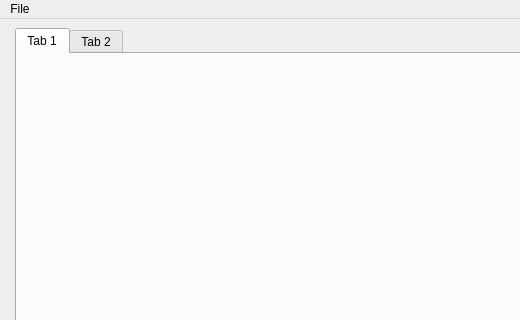
JeffersonLab/clas12-dc-wiremap, file MainWindow.ui: the form before one commit; both pictures show x 0 to 520 and y 0 to 320 of the 800 by 600 pixel window.
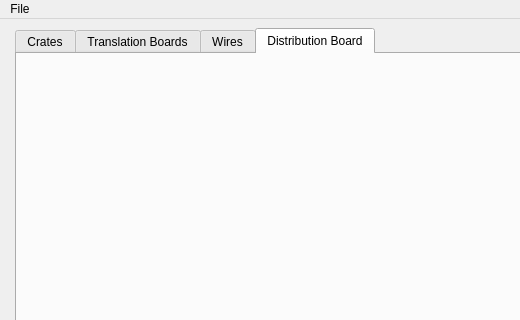
The form after the commit.

Commit message: named tabs

Diff of the .ui file:
```diff
--- a/MainWindow.ui
+++ b/MainWindow.ui
@@ -27,14 +27,27 @@
     </item>
     <item>
      <widget class="QTabWidget" name="display_tabs">
-      <widget class="QWidget" name="tab">
+      <property name="currentIndex">
+       <number>3</number>
+      </property>
+      <widget class="QWidget" name="crates_tab_holder">
        <attribute name="title">
-        <string>Tab 1</string>
+        <string>Crates</string>
        </attribute>
       </widget>
       <widget class="QWidget" name="tab_2">
        <attribute name="title">
-        <string>Tab 2</string>
+        <string>Translation Boards</string>
+       </attribute>
+      </widget>
+      <widget class="QWidget" name="wire_tab_holder">
+       <attribute name="title">
+        <string>Wires</string>
+       </attribute>
+      </widget>
+      <widget class="QWidget" name="distrib_board_tab_holder">
+       <attribute name="title">
+        <string>Distribution Board</string>
        </attribute>
       </widget>
      </widget>
```
Left out of the diff: 11 changed lines with no effect on the pictures.
